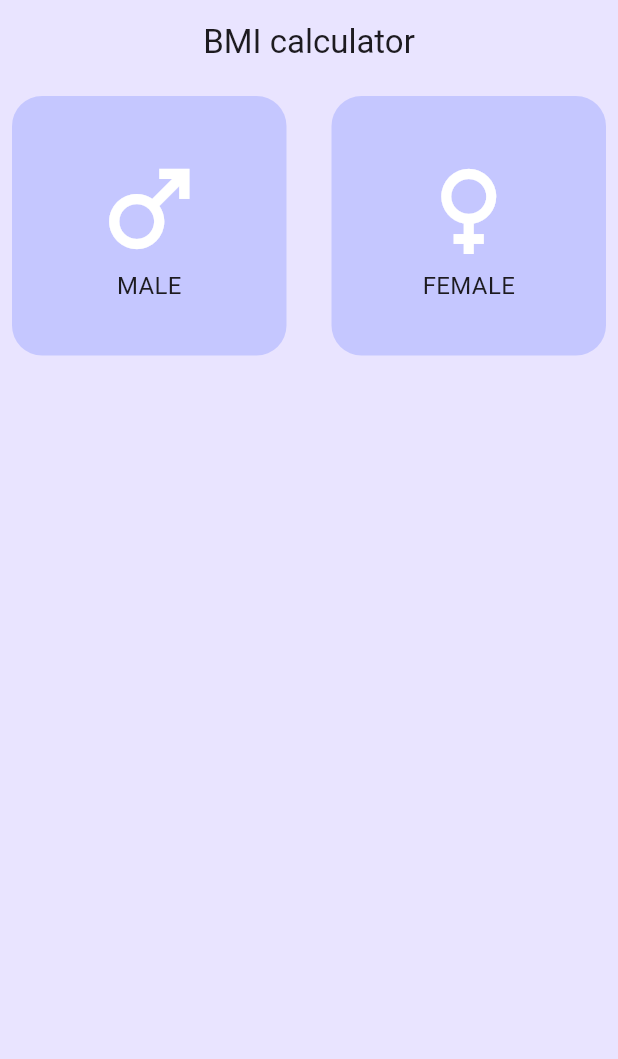
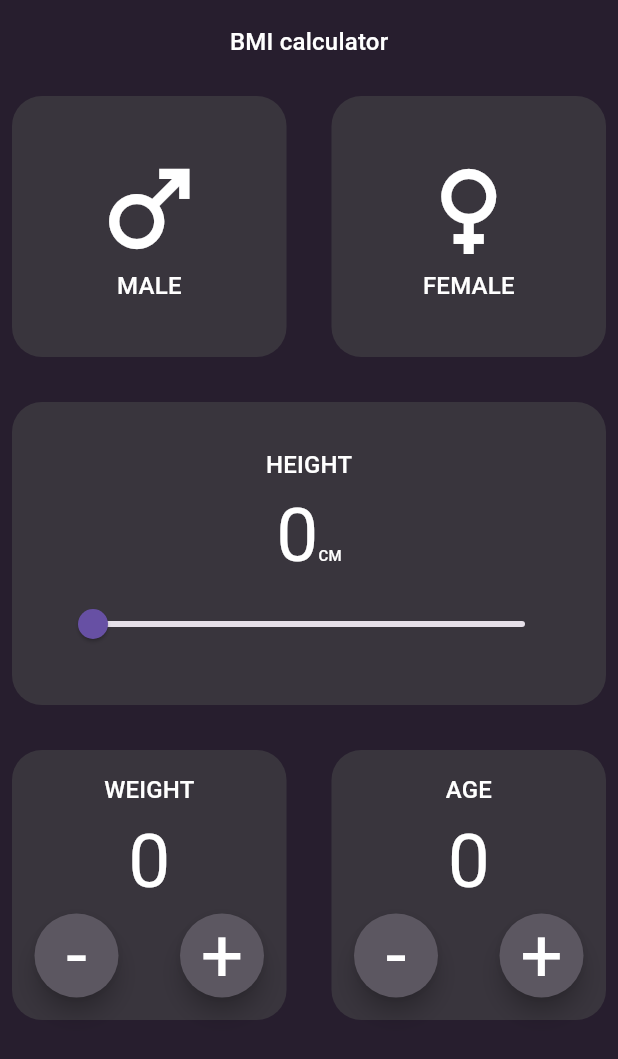
Before and after one commit to d3Lip7on/BIM-Calculator, a Flutter app: the screen it shows after launch, on a phone screen of 412 x 824 dp. Shown: the top 1059 px of the screen. Run offline on Flutter 3.47's test engine with Material 3 defaults, Android fonts, the phone set to English and light mode, and no system bars.

Commit message:
parameters

```diff
--- /dev/null
+++ b/lib/Button.dart
@@ -0,0 +1,27 @@
+import 'package:flutter/material.dart';
+
+class Button extends StatelessWidget {
+  String operation = '';
+  VoidCallback callback;
+
+  Button.plus({super.key, required this.callback}) {
+    operation = '+';
+  }
+
+  Button.minus({super.key, required this.callback}) {
+    operation = '-';
+  }
+
+  @override
+  Widget build(BuildContext context) {
+    return FloatingActionButton(
+      onPressed: callback,
+      shape: CircleBorder(),
+      backgroundColor: const Color.fromRGBO(92, 87, 97, 1),
+      child: Text(
+        operation,
+        style: Theme.of(context).textTheme.titleLarge,
+      ),
+    );
+  }
+}
--- /dev/null
+++ b/lib/Parameter.dart
@@ -0,0 +1,84 @@
+import 'package:flutter/material.dart';
+import 'package:bmi_calculator/Button.dart';
+
+class Parameter extends StatefulWidget {
+  String title = '';
+
+  Parameter.weight({super.key}) {
+    title = 'WEIGHT';
+  }
+
+  Parameter.age({super.key}) {
+    title = 'AGE';
+  }
+
+  @override
+  State<Parameter> createState() => _ParameterState();
+}
+
+class _ParameterState extends State<Parameter> {
+  int number = 0;
+
+  void plusNumber() {
+    setState(() {
+      number++;
+    });
+  }
+
+  void minusNumber() {
+    setState(() {
+      if (number > 0) {
+        number--;
+      }
+    });
+  }
+
+  @override
+  Widget build(BuildContext context) {
+    return Expanded(
+      child: Container(
+        decoration: BoxDecoration(
+          color: Theme.of(context).primaryColorLight,
+          borderRadius: BorderRadius.circular(20),
+        ),
+        child: Padding(
+          padding: const EdgeInsets.all(15),
+          child: Center(
+            child: Column(
+              children: [
+                Text(
+                  widget.title,
+                  style: Theme.of(context).textTheme.titleMedium,
+                ),
+                const SizedBox(
+                  height: 15,
+                ),
+                Text(
+                  number.toString(),
+                  style: Theme.of(context).textTheme.titleLarge,
+                ),
+                const SizedBox(
+                  height: 15,
+                ),
+                Row(
+                  mainAxisAlignment: MainAxisAlignment.spaceBetween,
+                  children: [
+                    Button.minus(
+                      callback: minusNumber,
+                    ),
+                    const SizedBox(
+                      width: 15,
+                    ),
+                    Button.plus(
+                      callback: plusNumber,
+                    ),
+                  ],
+                )
+              ],
+            ),
+          ),
+        ),
+      ),
+    );
+  }
+}
--- a/lib/gender.dart
+++ b/lib/gender.dart
@@ -1,14 +1,23 @@
 import 'package:flutter/material.dart';
 
 class Gender extends StatefulWidget {
-  IconData icon;
-  String text;
+  IconData? icon;
+  String text = '';
 
-  Gender({super.key, required this.icon, required this.text}){};
+  Gender.male({super.key}) {
+    icon = Icons.male;
+    text = 'MALE';
+  }
+
+  Gender.female({super.key}) {
+    icon = Icons.female;
+    text = 'FEMALE';
+  }
 
   @override
   State<Gender> createState() => _GenderState();
 }
+
 class _GenderState extends State<Gender> {
   @override
   Widget build(BuildContext context) {
@@ -28,12 +37,8 @@ class _GenderState extends State<Gender> {
                   size: 80,
                   color: Theme.of(context).highlightColor,
                 ),
-                Text(
-                  widget.text,
-                  style: const TextStyle(
-                    fontSize: 16,
-                  ),
-                ),
+                Text(widget.text,
+                    style: Theme.of(context).textTheme.titleMedium),
               ],
             ),
           ),
--- /dev/null
+++ b/lib/heightslider.dart
@@ -0,0 +1,59 @@
+import 'package:flutter/material.dart';
+
+class HeightSlider extends StatefulWidget {
+  const HeightSlider({super.key});
+
+  @override
+  State<HeightSlider> createState() => _HeightSliderState();
+}
+
+class _HeightSliderState extends State<HeightSlider> {
+  double height = 0;
+
+  @override
+  Widget build(BuildContext context) {
+    return Container(
+      decoration: BoxDecoration(
+        color: Theme.of(context).primaryColorLight,
+        borderRadius: BorderRadius.circular(20),
+      ),
+      child: Padding(
+        padding: const EdgeInsets.all(30),
+        child: Center(
+          child: Column(
+            children: [
+              Text(
+                'HEIGHT',
+                style: Theme.of(context).textTheme.titleMedium,
+              ),
+              SizedBox(
+                height: 15,
+              ),
+              Row(
+                mainAxisAlignment: MainAxisAlignment.center,
+                crossAxisAlignment: CrossAxisAlignment.end,
+                children: [
+                  Text(height.toInt().toString(),
+                      style: Theme.of(context).textTheme.titleLarge),
+                  Text('CM', style: Theme.of(context).textTheme.titleSmall),
+                ],
+              ),
+              SizedBox(
+                height: 15,
+              ),
+              Slider(
+                  min: 0,
+                  max: 230,
+                  value: height,
+                  onChanged: (newHeight) {
+                    setState(() {
+                      height = newHeight;
+                    });
+                  })
+            ],
+          ),
+        ),
+      ),
+    );
+  }
+}
--- a/lib/home_page.dart
+++ b/lib/home_page.dart
@@ -1,5 +1,7 @@
+import 'package:bmi_calculator/Parameter.dart';
 import 'package:flutter/material.dart';
 import 'package:bmi_calculator/gender.dart';
+import 'package:bmi_calculator/heightslider.dart';
 
 class HomePage extends StatelessWidget {
   const HomePage({super.key});
@@ -7,30 +9,45 @@ class HomePage extends StatelessWidget {
   @override
   Widget build(BuildContext context) {
     return Scaffold(
+      backgroundColor: Theme.of(context).primaryColorDark,
       appBar: AppBar(
-        title: const Center(child: Text('BMI calculator')),
+        title: Center(
+            child: Text(
+          'BMI calculator',
+          style: Theme.of(context).textTheme.titleMedium,
+        )),
         backgroundColor: Theme.of(context).primaryColorDark,
       ),
       body: SafeArea(
         child: Container(
-          decoration: BoxDecoration(color: Theme.of(context).primaryColorDark),
+          //decoration: BoxDecoration(color: Theme.of(context).primaryColorDark),
           child: Padding(
             padding: const EdgeInsets.all(8.0),
             child: Column(
               children: [
                 Row(
                   children: [
-                    Gender(
-                      icon: Icons.male,
-                      text: 'MALE',
-                    ),
+                    Gender.male(),
                     const SizedBox(
                       width: 30,
                     ),
-                    Gender(
-                      icon: Icons.female,
-                      text: 'FEMALE',
-                    )
+                    Gender.female(),
+                  ],
+                ),
+                const SizedBox(
+                  height: 30,
+                ),
+                const HeightSlider(),
+                const SizedBox(
+                  height: 30,
+                ),
+                Row(
+                  children: [
+                    Parameter.weight(),
+                    SizedBox(
+                      width: 30,
+                    ),
+                    Parameter.age()
                   ],
                 )
               ],
--- a/lib/main.dart
+++ b/lib/main.dart
@@ -14,9 +14,20 @@ class MyApp extends StatelessWidget {
       debugShowCheckedModeBanner: false,
       title: 'BMI Calculator',
       theme: ThemeData(
-        primaryColorLight: const Color(0x2C1B3DFF),
-        primaryColorDark: const Color(0x16081FFF),
+        primaryColorLight: const Color.fromRGBO(57, 53, 61, 1),
+        primaryColorDark: const Color.fromRGBO(39, 30, 46, 1),
         highlightColor: Colors.white,
+        textTheme: const TextTheme(
+            titleMedium: TextStyle(
+              fontSize: 16,
+              color: Colors.white,
+            ),
+            titleSmall: TextStyle(
+              fontSize: 10,
+              color: Colors.white,
+            ),
+            titleLarge:
+                TextStyle(fontSize: 50, color: Colors.white, height: 0.8)),
       ),
       home: HomePage(),
     );
```
Also changed, not shown: lib/result.dart (deleted).
